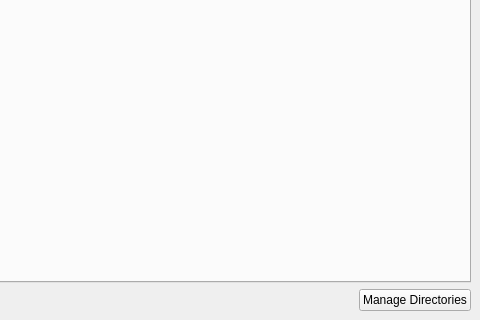
Qt form qt/scientific_interfaces/Inelastic/BayesFitting/BayesFitting.ui (mantidproject/mantid) before a commit; both pictures show x 420 to 900 and y 280 to 600 of the 900 by 600 pixel window.
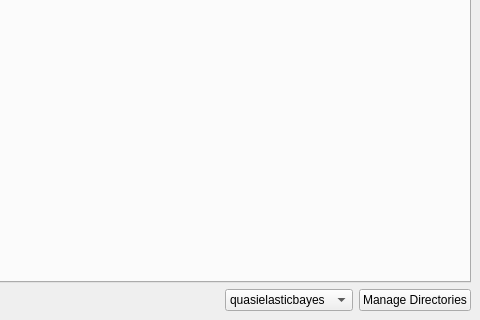
The same form after that commit.

Commit message: add combo box to select bayes backend

```diff
--- a/qt/scientific_interfaces/Inelastic/BayesFitting/BayesFitting.ui
+++ b/qt/scientific_interfaces/Inelastic/BayesFitting/BayesFitting.ui
@@ -84,6 +84,23 @@
         </property>
        </spacer>
       </item>
+      <item>
+       <widget class="QComboBox" name="backendChoice">
+        <property name="currentIndex">
+         <number>0</number>
+        </property>
+        <item>
+         <property name="text">
+          <string>quasielasticbayes</string>
+         </property>
+        </item>
+        <item>
+         <property name="text">
+          <string>quickbayes</string>
+         </property>
+        </item>
+       </widget>
+      </item>
       <item>
        <widget class="QPushButton" name="pbManageDirs">
         <property name="text">
```
Left out of the diff: 4 changed lines with no effect on the pictures. The commit also changes 15 other files.
